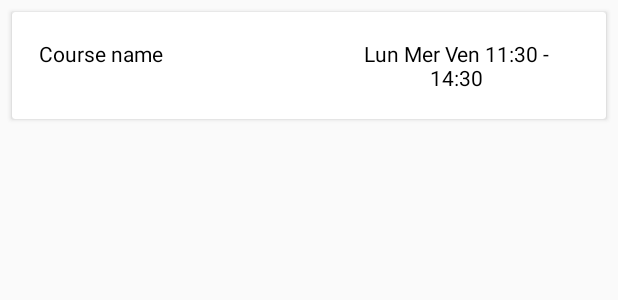
After one commit to udesantis1/DibApp2, an Android app: the layout courses_list_item2.xml on its own in the app's theme, with its tools: preview values and no code run, on a phone screen of 412 x 824 dp. The commit adds this screen. Shown: the top 300 px of the screen. Run offline under Robolectric (Android 15) with nearby library versions, the phone set to English and light mode, and no system bars.

Commit message:
- Aggiunta funzionalità Orari - Cambiato il nome della scheda da Search ad Orari

```diff
--- a/app/src/main/java/com/example/firebaseapp/ProfileActivity.java
+++ b/app/src/main/java/com/example/firebaseapp/ProfileActivity.java
@@ -15,6 +15,8 @@ import android.view.View;
 import android.widget.Button;
 import android.widget.TextView;
 
+import com.google.android.gms.tasks.OnCompleteListener;
+import com.google.android.gms.tasks.Task;
 import com.google.firebase.auth.FirebaseAuth;
 import com.google.firebase.auth.FirebaseUser;
 
@@ -67,6 +69,7 @@ public class ProfileActivity extends AppCompatActivity {
         return true;
     }
 
+
     @Override
     public boolean onOptionsItemSelected(MenuItem item) {
         if(item.getItemId()== R.id.logout)
--- /dev/null
+++ b/app/src/main/res/layout/courses_list_item2.xml
@@ -0,0 +1,45 @@
+<?xml version="1.0" encoding="utf-8"?>
+<android.support.v7.widget.CardView xmlns:android="http://schemas.android.com/apk/res/android"
+    android:layout_width="match_parent"
+    android:layout_height="wrap_content"
+    android:layout_marginEnd="8dp"
+    android:layout_marginStart="8dp"
+    android:layout_marginTop="8dp">
+
+
+    <RelativeLayout
+        android:layout_width="match_parent"
+        android:layout_height="match_parent"
+        android:padding="8dp">
+
+
+        <TextView
+            android:id="@+id/course_text_view"
+            android:layout_width="180dp"
+            android:layout_height="wrap_content"
+            android:layout_marginEnd="78dp"
+            android:layout_marginRight="78dp"
+            android:padding="10dp"
+            android:text="Course name"
+            android:textColor="@android:color/black"
+            android:textSize="14sp" />
+
+        <TextView
+            android:id="@+id/time_text_view"
+            android:layout_width="180dp"
+            android:layout_height="wrap_content"
+            android:layout_alignBaseline="@+id/course_text_view"
+            android:layout_alignParentEnd="true"
+            android:layout_alignParentRight="true"
+            android:layout_marginEnd="2dp"
+            android:layout_marginRight="2dp"
+            android:padding="10dp"
+            android:text="Lun Mer Ven 11:30 - 14:30"
+            android:textAlignment="center"
+            android:textColor="@android:color/black"
+            android:textSize="14dp" />
+
+    </RelativeLayout>
+
+
+</android.support.v7.widget.CardView>
--- a/app/src/main/res/menu/bottom_navigation.xml
+++ b/app/src/main/res/menu/bottom_navigation.xml
@@ -11,6 +11,6 @@
     <item
         android:id="@+id/nav_search"
         android:icon="@drawable/ic_search_black_24dp"
-        android:title="@string/Cerca"/>
+        android:title="@string/Orari"/>
 
 </menu>
--- a/app/src/main/res/values/strings.xml
+++ b/app/src/main/res/values/strings.xml
@@ -22,7 +22,7 @@
     //bottom_navigation
     <string name="Home">Pagina iniziale</string>
     <string name="Corsi">Corsi</string>
-    <string name="Cerca">Cerca</string>
+    <string name="Orari">Orari</string>
 
     //main_menu
     <string name="Logut">Esci dal profilo</string>
@@ -41,6 +41,7 @@
 
     //fragment_favorites
     <string name="ITPS">Lista dei corsi di ITPS</string>
+    <string name="ITPS2">Orari dei corsi di ITPS</string>
 
     //Homefragment
     <string name="Benvenuto">Benvenuto</string>
```
Also changed, not shown: app/src/main/java/com/example/firebaseapp/CourseRecyclerAdapter2.java (added, +88 -0 lines), app/src/main/java/com/example/firebaseapp/SearchFragment.java (+46 -4 lines), app/src/main/res/layout/fragment_search.xml (+22 -3 lines), 2 other files.
